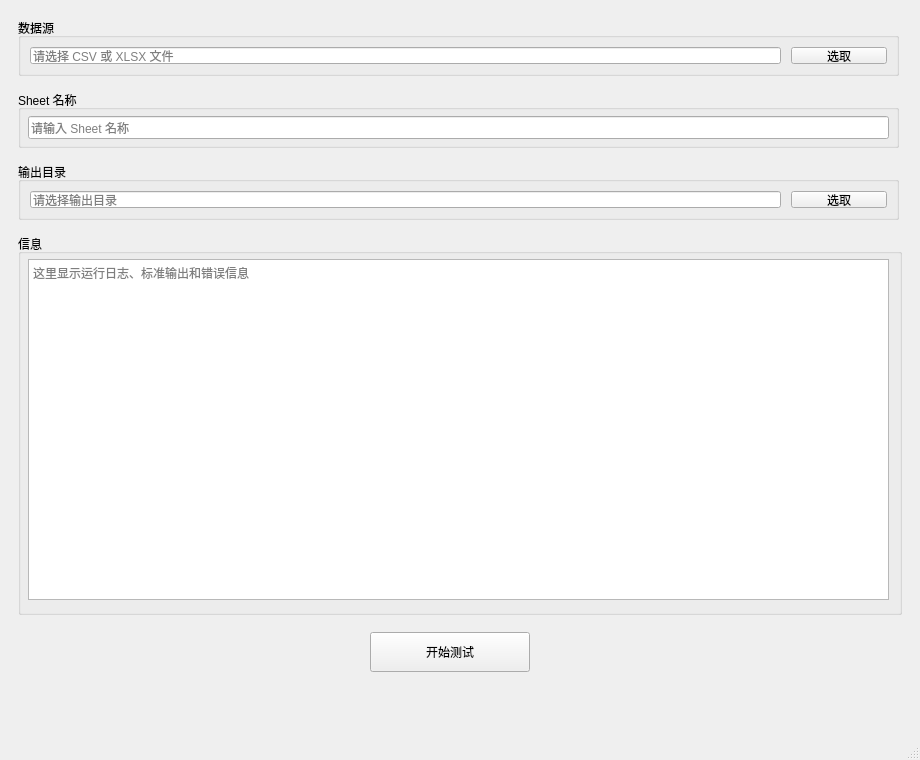
handsome-Druid/AICheck, file src/views/ui/main_window.ui: the form before one commit.
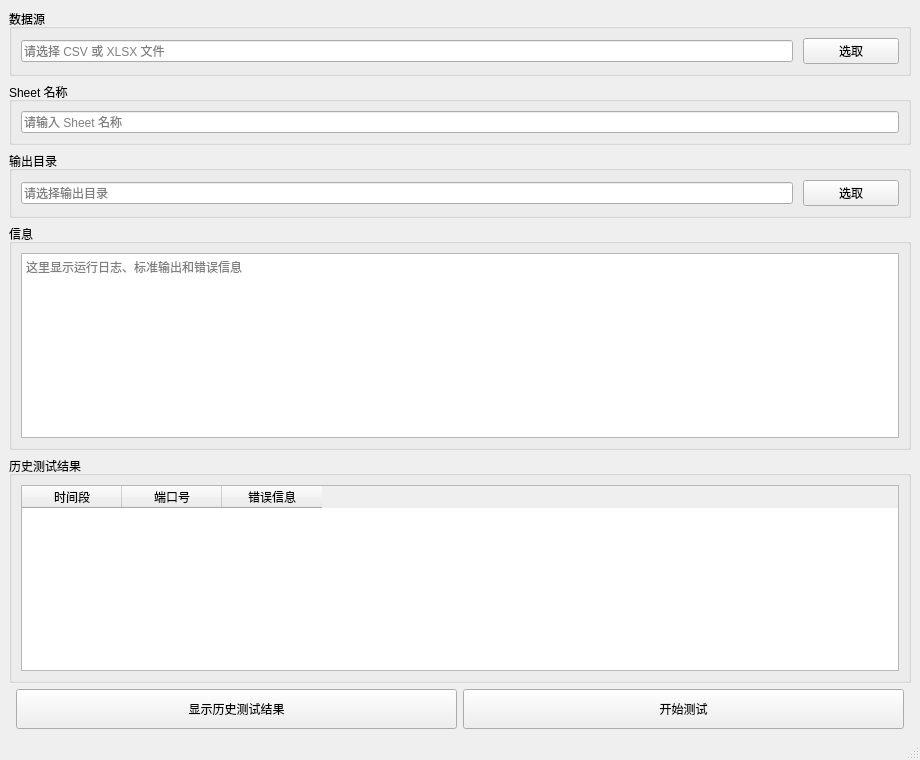
The form after the commit.

Commit message: Implement history results handling and improve model reading functionality

The edit to the form file:
```diff
--- a/src/views/ui/main_window.ui
+++ b/src/views/ui/main_window.ui
@@ -14,15 +14,9 @@
    <string>AICheck</string>
   </property>
   <widget class="QWidget" name="centralwidget">
+   <layout class="QVBoxLayout" name="verticalLayoutMain">
+    <item>
    <widget class="QGroupBox" name="groupBoxDataSource">
-    <property name="geometry">
-     <rect>
-      <x>18</x>
-      <y>18</y>
-      <width>881</width>
-      <height>58</height>
-     </rect>
-    </property>
     <property name="title">
      <string>数据源</string>
     </property>
@@ -52,41 +46,25 @@
      </item>
     </layout>
    </widget>
+    </item>
+    <item>
     <widget class="QGroupBox" name="groupBoxSheetName">
-     <property name="geometry">
-      <rect>
-        <x>18</x>
-        <y>90</y>
-        <width>881</width>
-        <height>58</height>
-      </rect>
-     </property>
      <property name="title">
       <string>Sheet 名称</string>
      </property>
+      <layout class="QHBoxLayout" name="horizontalLayoutSheetName">
+       <item>
      <widget class="QLineEdit" name="lineEditSheetName">
-      <property name="geometry">
-        <rect>
-         <x>10</x>
-         <y>26</y>
-         <width>861</width>
-         <height>23</height>
-        </rect>
-      </property>
       <property name="placeholderText">
         <string>请输入 Sheet 名称</string>
       </property>
      </widget>
-    </widget>
+       </item>
+      </layout>
+     </widget>
+    </item>
+    <item>
    <widget class="QGroupBox" name="groupBoxOutputDir">
-    <property name="geometry">
-     <rect>
-      <x>18</x>
-        <y>162</y>
-      <width>881</width>
-      <height>58</height>
-     </rect>
-    </property>
     <property name="title">
      <string>输出目录</string>
     </property>
@@ -116,27 +94,15 @@
      </item>
     </layout>
    </widget>
+    </item>
+    <item>
    <widget class="QGroupBox" name="groupBoxStdInfo">
-    <property name="geometry">
-     <rect>
-      <x>18</x>
-    <y>234</y>
-      <width>884</width>
-      <height>381</height>
-     </rect>
-    </property>
     <property name="title">
      <string>信息</string>
     </property>
+      <layout class="QVBoxLayout" name="verticalLayoutStdInfo">
+       <item>
     <widget class="QPlainTextEdit" name="plainTextEditStdInfo">
-     <property name="geometry">
-      <rect>
-       <x>10</x>
-       <y>25</y>
-       <width>861</width>
-       <height>341</height>
-      </rect>
-     </property>
      <property name="readOnly">
       <bool>true</bool>
      </property>
@@ -144,16 +110,65 @@
       <string>这里显示运行日志、标准输出和错误信息</string>
      </property>
     </widget>
-   </widget>
+       </item>
+      </layout>
+     </widget>
+    </item>
+        <item>
+         <widget class="QGroupBox" name="groupBoxHistoryResults">
+            <property name="title">
+             <string>历史测试结果</string>
+            </property>
+            <layout class="QVBoxLayout" name="verticalLayoutHistoryResults">
+             <item>
+                <widget class="QTableWidget" name="tableWidgetHistoryResults">
+                 <property name="editTriggers">
+                    <set>QAbstractItemView::NoEditTriggers</set>
+                 </property>
+                 <column>
+                    <property name="text">
+                     <string>时间段</string>
+                    </property>
+                 </column>
+                 <column>
+                    <property name="text">
+                     <string>端口号</string>
+                    </property>
+                 </column>
+                 <column>
+                    <property name="text">
+                     <string>错误信息</string>
+                    </property>
+                 </column>
+                </widget>
+             </item>
+            </layout>
+         </widget>
+        </item>
+    <item>
+     <layout class="QHBoxLayout" name="horizontalLayoutButton">
+      <item>
+       <spacer name="horizontalSpacerLeft">
+        <property name="orientation">
+         <enum>Qt::Horizontal</enum>
+        </property>
+       </spacer>
+      </item>
+    <item>
+     <widget class="QPushButton" name="pushButtonShowHistoryResults">
+      <property name="minimumSize">
+       <size>
+        <width>180</width>
+        <height>40</height>
+       </size>
+      </property>
+      <property name="text">
+       <string>显示历史测试结果</string>
+      </property>
+     </widget>
+    </item>
+      <item>
    <widget class="QPushButton" name="pushButtonStartTest">
-    <property name="geometry">
-     <rect>
-      <x>370</x>
-    <y>632</y>
-      <width>160</width>
-      <height>40</height>
-     </rect>
-    </property>
     <property name="minimumSize">
      <size>
       <width>160</width>
@@ -164,6 +179,17 @@
      <string>开始测试</string>
     </property>
    </widget>
+      </item>
+      <item>
+       <spacer name="horizontalSpacerRight">
+        <property name="orientation">
+         <enum>Qt::Horizontal</enum>
+        </property>
+       </spacer>
+      </item>
+     </layout>
+    </item>
+   </layout>
   </widget>
   <widget class="QMenuBar" name="menubar">
    <property name="geometry">
```
Lines whose indentation alone changed are shown as unchanged. The commit also changes 22 other files.
